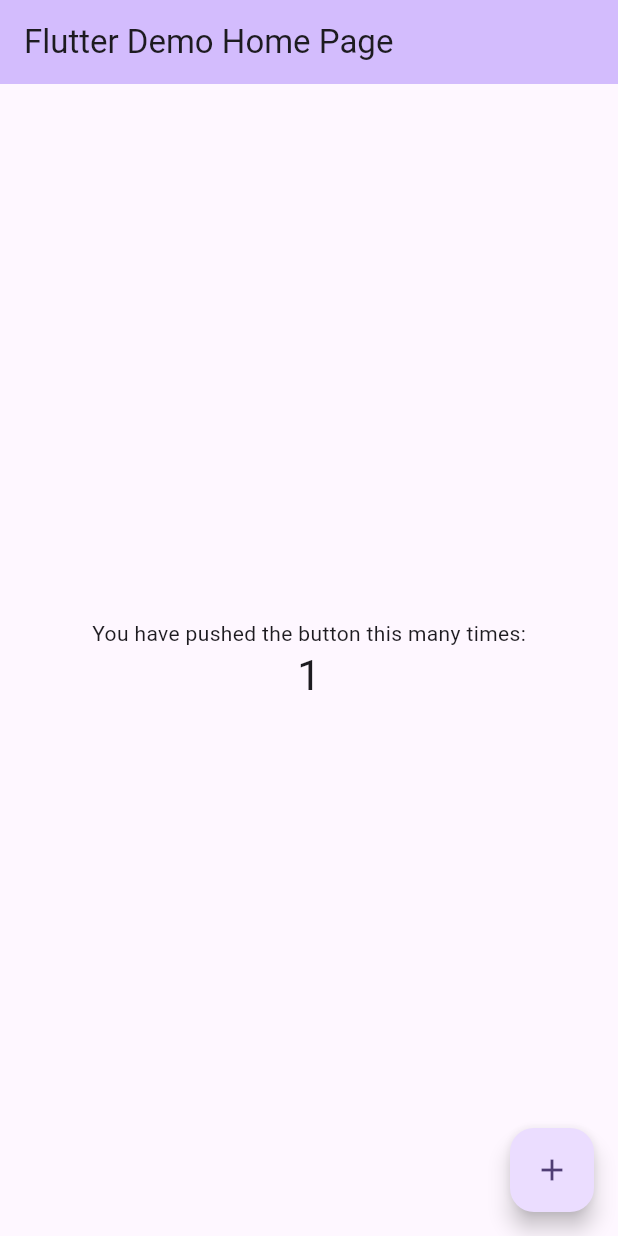
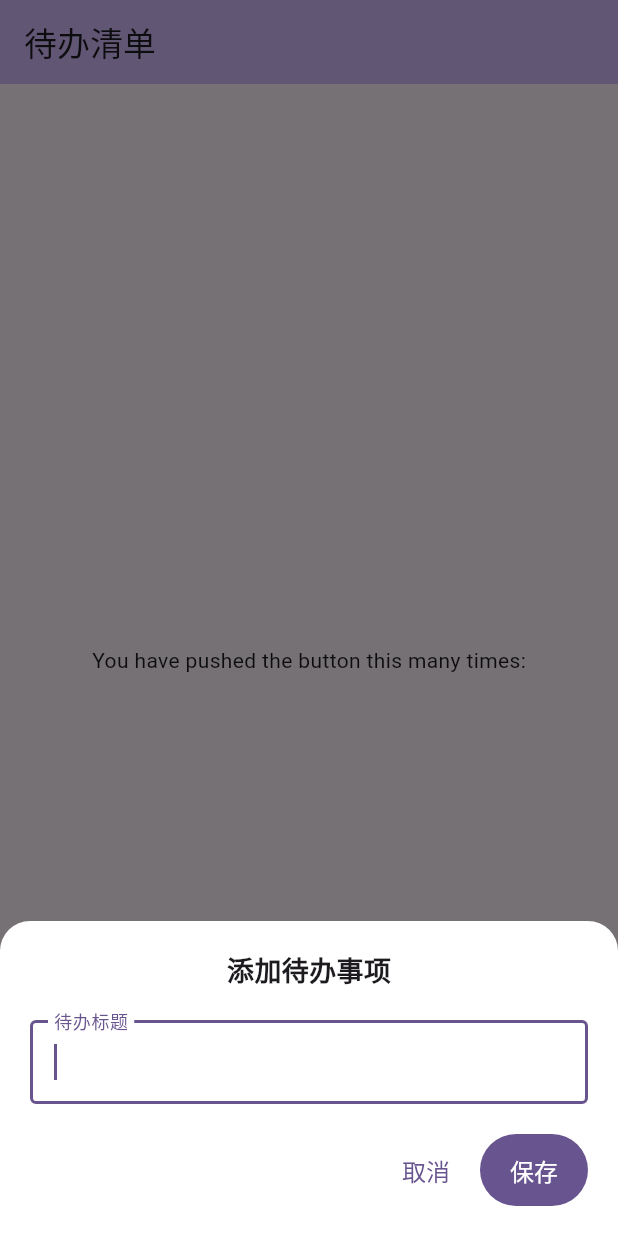
Before and after one commit to ice909/flutter-todolist, a Flutter app: the MyHomePage screen opened directly, after a tap on the "add" icon, on a phone screen of 412 x 824 dp. Run offline on Flutter 3.47's test engine with Material 3 defaults, Android fonts, the phone set to English and light mode, and no system bars.

Commit message:
feat: add custom launch image and todo bottom sheet
1. Updated Android launch screen to display a new app logo
(app_logo.png) instead of the previous placeholder
2. Added app_logo.png image to mipmap resources for all densities
3. Changed app title from "Flutter Demo Home Page" to "待办清单" for
localization
4. Replaced the increment counter logic with a custom bottom sheet for
adding todos, including animated appearance, input field, and action
buttons
5. Improved user experience by providing immediate feedback with a
SnackBar on saving a todo
6. Set resizeToAvoidBottomInset to false in Scaffold to prevent layout
changes when the keyboard appears

feat: 添加自定义启动图和待办事项底部弹窗

1. 更新安卓启动屏幕，显示新的应用 logo（app_logo.png），替换原有占位图
2. 将 app_logo.png 添加到 mipmap 资源目录，适配所有分辨率
3. 将应用标题从“Flutter Demo Home Page”更改为“待办清单”，实现本地化
4. 用自定义底部弹窗替换计数器逻辑，支持添加待办事项，包含动画、输入框和
操作按钮
5. 提升用户体验，保存待办事项时通过 SnackBar 反馈操作结果
6. Scaffold 设置 resizeToAvoidBottomInset 为 false，避免键盘弹出时布局
跳动

```diff
--- a/lib/main.dart
+++ b/lib/main.dart
@@ -32,7 +32,7 @@ class MyApp extends StatelessWidget {
         // tested with just a hot reload.
         colorScheme: ColorScheme.fromSeed(seedColor: Colors.deepPurple),
       ),
-      home: const MyHomePage(title: 'Flutter Demo Home Page'),
+      home: const MyHomePage(title: '待办清单'),
     );
   }
 }
@@ -56,17 +56,87 @@ class MyHomePage extends StatefulWidget {
 }
 
 class _MyHomePageState extends State<MyHomePage> {
-  int _counter = 0;
-
-  void _incrementCounter() {
-    setState(() {
-      // This call to setState tells the Flutter framework that something has
-      // changed in this State, which causes it to rerun the build method below
-      // so that the display can reflect the updated values. If we changed
-      // _counter without calling setState(), then the build method would not be
-      // called again, and so nothing would appear to happen.
-      _counter++;
-    });
+  void _showAddTodoBottomSheet() {
+    showModalBottomSheet(
+      context: context,
+      isScrollControlled: true,
+      transitionAnimationController: AnimationController(
+        duration: Duration(milliseconds: 50),
+        vsync: Navigator.of(context),
+      ),
+      builder: (BuildContext context) {
+        return AnimatedContainer(
+          duration: Duration(milliseconds: 70),
+          curve: Curves.easeOutCubic,
+          decoration: BoxDecoration(
+            color: Colors.white,
+            borderRadius: BorderRadius.vertical(top: Radius.circular(20)),
+          ),
+          padding: EdgeInsets.only(
+            left: 20,
+            right: 20,
+            top: 20,
+            bottom: MediaQuery.of(context).viewInsets.bottom + 20,
+          ),
+          child: Column(
+            mainAxisSize: MainAxisSize.min,
+            children: [
+              Text(
+                '添加待办事项',
+                style: TextStyle(fontSize: 18, fontWeight: FontWeight.bold),
+              ),
+              SizedBox(height: 20),
+              TextField(
+                autofocus: true,
+                decoration: InputDecoration(
+                  labelText: '待办标题',
+                  border: OutlineInputBorder(),
+                ),
+              ),
+              SizedBox(height: 20),
+              Row(
+                mainAxisAlignment: MainAxisAlignment.end,
+                children: [
+                  TextButton(
+                    style: TextButton.styleFrom(
+                      padding: EdgeInsets.symmetric(
+                        horizontal: 20,
+                        vertical: 12,
+                      ),
+                      minimumSize: Size(70, 44),
+                      textStyle: TextStyle(fontSize: 16),
+                    ),
+                    onPressed: () => Navigator.pop(context),
+                    child: Text('取消'),
+                  ),
+                  FilledButton(
+                    style: FilledButton.styleFrom(
+                      padding: EdgeInsets.symmetric(
+                        horizontal: 20,
+                        vertical: 12,
+                      ),
+                      minimumSize: Size(70, 44),
+                      textStyle: TextStyle(fontSize: 16),
+                    ),
+                    onPressed: () {
+                      Navigator.pop(context);
+                      ScaffoldMessenger.of(context).showSnackBar(
+                        SnackBar(
+                          behavior: SnackBarBehavior.floating,
+                          content: Text('添加成功！'),
+                          duration: Duration(milliseconds: 2000),
+                        ),
+                      );
+                    },
+                    child: Text('保存'),
+                  ),
+                ],
+              ),
+            ],
+          ),
+        );
+      },
+    );
   }
 
   @override
@@ -78,6 +148,7 @@ class _MyHomePageState extends State<MyHomePage> {
     // fast, so that you can just rebuild anything that needs updating rather
     // than having to individually change instances of widgets.
     return Scaffold(
+      resizeToAvoidBottomInset: false,
       appBar: AppBar(
         // TRY THIS: Try changing the color here to a specific color (to
         // Colors.amber, perhaps?) and trigger a hot reload to see the AppBar
@@ -107,15 +178,11 @@ class _MyHomePageState extends State<MyHomePage> {
           mainAxisAlignment: MainAxisAlignment.center,
           children: <Widget>[
             const Text('You have pushed the button this many times:'),
-            Text(
-              '$_counter',
-              style: Theme.of(context).textTheme.headlineMedium,
-            ),
           ],
         ),
       ),
       floatingActionButton: FloatingActionButton(
-        onPressed: _incrementCounter,
+        onPressed: _showAddTodoBottomSheet,
         tooltip: 'Increment',
         child: const Icon(Icons.add),
       ), // This trailing comma makes auto-formatting nicer for build methods.
```
Also changed, not shown: 3 other files.
